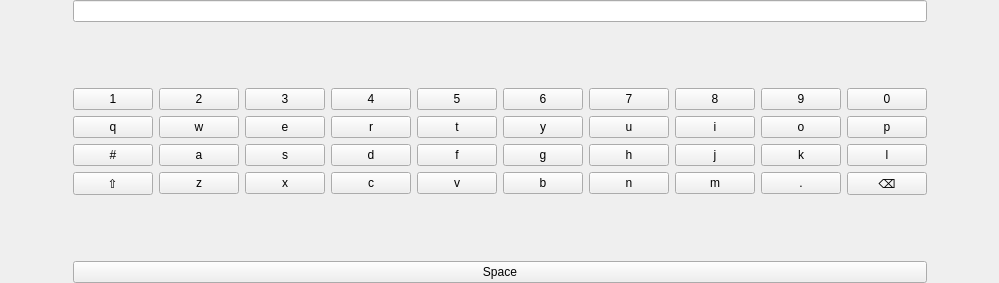
Qt form src/widgets/virtualKeyboard/virtualkeyboard.ui (Quill-OS/quill) before a commit.
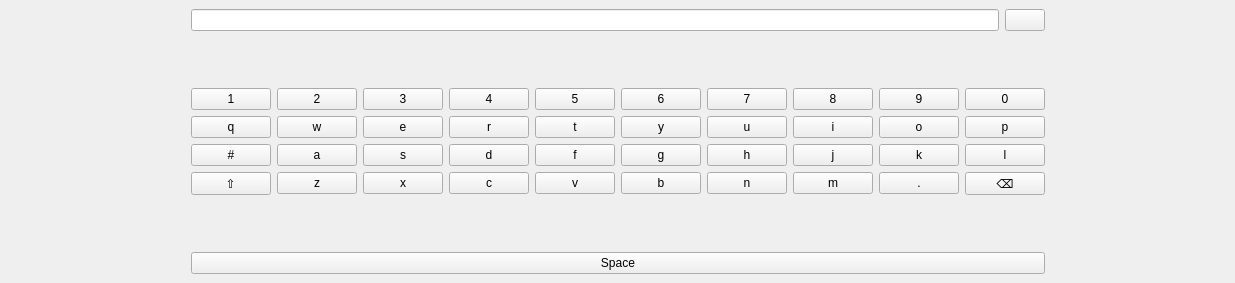
The same form after that commit.

What changed in the file:
```diff
--- a/src/widgets/virtualKeyboard/virtualkeyboard.ui
+++ b/src/widgets/virtualKeyboard/virtualkeyboard.ui
@@ -6,7 +6,7 @@
    <rect>
     <x>0</x>
     <y>0</y>
-    <width>999</width>
+    <width>1235</width>
     <height>283</height>
    </rect>
   </property>
@@ -27,14 +27,73 @@
     <number>0</number>
    </property>
    <item>
+    <widget class="QStackedWidget" name="mainWidget">
+     <widget class="QWidget" name="page_7">
+      <layout class="QVBoxLayout" name="verticalLayout_3">
+       <item>
     <layout class="QGridLayout" name="gridLayout">
      <property name="bottomMargin">
       <number>0</number>
      </property>
-     <item row="0" column="3">
+         <item row="2" column="3">
+          <widget class="QStackedWidget" name="rightSpacerWidget">
+           <widget class="QWidget" name="page_11">
+            <layout class="QVBoxLayout" name="verticalLayout_5">
+             <property name="leftMargin">
+              <number>0</number>
+             </property>
+             <property name="topMargin">
+              <number>0</number>
+             </property>
+             <property name="rightMargin">
+              <number>0</number>
+             </property>
+             <property name="bottomMargin">
+              <number>0</number>
+             </property>
+             <item>
+              <spacer name="rightSpacer">
+               <property name="orientation">
+                <enum>Qt::Horizontal</enum>
+               </property>
+               <property name="sizeHint" stdset="0">
+                <size>
+                 <width>40</width>
+                 <height>20</height>
+                </size>
+               </property>
+              </spacer>
+             </item>
+            </layout>
+           </widget>
+           <widget class="QWidget" name="page_12"/>
+          </widget>
+         </item>
+         <item row="3" column="2">
+          <widget class="QPushButton" name="spaceBtn">
+           <property name="text">
+            <string>Space</string>
+           </property>
+          </widget>
+         </item>
+         <item row="1" column="2">
+          <layout class="QGridLayout" name="gridLayout_2">
+           <property name="topMargin">
+            <number>0</number>
+           </property>
+           <item row="0" column="0">
       <widget class="QLineEdit" name="lineEdit"/>
      </item>
-     <item row="1" column="3">
+           <item row="0" column="1">
+            <widget class="QPushButton" name="enterBtn">
+             <property name="text">
+              <string/>
+             </property>
+            </widget>
+           </item>
+          </layout>
+         </item>
+         <item row="2" column="2">
       <widget class="QStackedWidget" name="stackedWidget">
        <property name="lineWidth">
         <number>0</number>
@@ -349,24 +408,30 @@
        <widget class="QWidget" name="page_2"/>
       </widget>
      </item>
-     <item row="1" column="1">
-      <spacer name="horizontalSpacer_2">
-       <property name="orientation">
-        <enum>Qt::Horizontal</enum>
-       </property>
-       <property name="sizeHint" stdset="0">
-        <size>
-         <width>40</width>
-         <height>20</height>
-        </size>
-       </property>
-      </spacer>
-     </item>
-     <item row="1" column="4">
-      <spacer name="horizontalSpacer">
+         <item row="2" column="1">
+          <widget class="QStackedWidget" name="leftSpacerWidget">
+           <widget class="QWidget" name="page_9">
+            <layout class="QVBoxLayout" name="verticalLayout_4">
+             <property name="leftMargin">
+              <number>0</number>
+             </property>
+             <property name="topMargin">
+              <number>0</number>
+             </property>
+             <property name="rightMargin">
+              <number>0</number>
+             </property>
+             <property name="bottomMargin">
+              <number>0</number>
+             </property>
+             <item>
+              <spacer name="leftSpacer">
        <property name="orientation">
         <enum>Qt::Horizontal</enum>
        </property>
+               <property name="sizeType">
+                <enum>QSizePolicy::Expanding</enum>
+               </property>
        <property name="sizeHint" stdset="0">
         <size>
          <width>40</width>
@@ -375,14 +440,17 @@
        </property>
       </spacer>
      </item>
-     <item row="2" column="3">
-      <widget class="QPushButton" name="spaceBtn">
-       <property name="text">
-        <string>Space</string>
-       </property>
-      </widget>
-     </item>
-    </layout>
+            </layout>
+           </widget>
+           <widget class="QWidget" name="page_10"/>
+          </widget>
+         </item>
+        </layout>
+       </item>
+      </layout>
+     </widget>
+     <widget class="QWidget" name="page_8"/>
+    </widget>
    </item>
   </layout>
  </widget>
```
Lines whose indentation alone changed are shown as unchanged.
